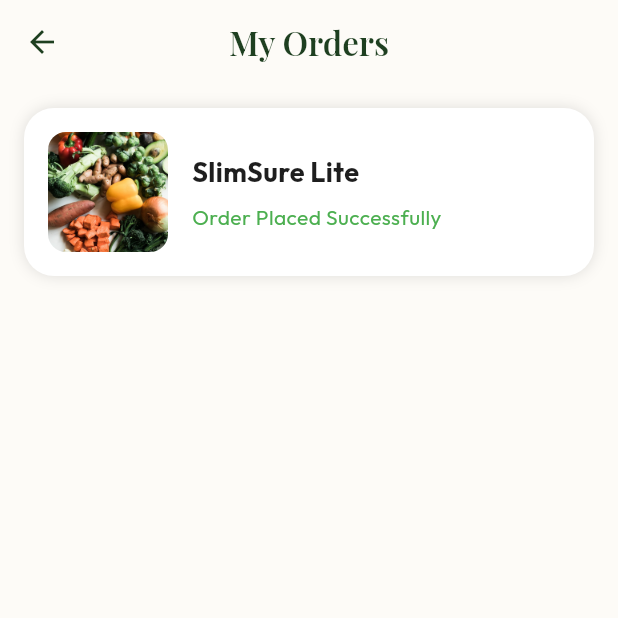
After one commit to adornjim/yesnative.market, a Flutter app: the MyOrdersPage screen opened directly, on a phone screen of 412 x 824 dp, the top half of it. The commit adds this screen. Run offline on Flutter 3.47's test engine with Material 3 defaults, Android fonts, the phone set to English and light mode, and no system bars; our stand-ins replace badges, flutter_animate, flutter_riverpod, go_router, google_fonts, shared_preferences and 2 more; accounts and stored records are empty; network calls fail.

Commit message:
Completed UI updates and navigation changes

```diff
--- a/lib/core/router/app_router.dart
+++ b/lib/core/router/app_router.dart
@@ -40,7 +40,7 @@ final appRouter = GoRouter(
           routes: [
             GoRoute(
               path: '/shop',
-              builder: (context, state) => const ShopScreen(),
+              builder: (context, state) => const ShopScreen(selectedCategory: 'all'),
             ),
           ],
         ),
--- a/lib/screens/about/about_screen.dart
+++ b/lib/screens/about/about_screen.dart
@@ -1,7 +1,6 @@
 import 'package:flutter/material.dart';
 
 
-import '../../core/theme/app_colors.dart';
 import '../../core/theme/app_spacing.dart';
 
 class AboutScreen extends StatelessWidget {
--- a/lib/screens/cart/cart_screen.dart
+++ b/lib/screens/cart/cart_screen.dart
@@ -112,7 +112,7 @@ class CartScreen extends ConsumerWidget {
                             borderRadius: BorderRadius.circular(16),
                             boxShadow: [
                               BoxShadow(
-                                color: Colors.black.withOpacity(0.05),
+                                color: Colors.black.withValues(alpha: 0.05),
                                 blurRadius: 10,
                                 offset: const Offset(0, 4),
                               ),
@@ -135,7 +135,7 @@ class CartScreen extends ConsumerWidget {
                                         child: Center(
                                           child: Text(
                                             item.product.name[0],
-                                            style: TextStyle(color: Theme.of(context).colorScheme.primary.withOpacity(0.3), fontSize: 24, fontWeight: FontWeight.bold),
+                                            style: TextStyle(color: Theme.of(context).colorScheme.primary.withValues(alpha: 0.3), fontSize: 24, fontWeight: FontWeight.bold),
                                           ),
                                         ),
                                       ),
--- a/lib/screens/contact/contact_screen.dart
+++ b/lib/screens/contact/contact_screen.dart
@@ -27,7 +27,7 @@ class ContactScreen extends StatelessWidget {
               child: Container(
                 padding: AppSpacing.edgeInsetsLg,
                 decoration: BoxDecoration(
-                  color: AppColors.whatsappGreen.withOpacity(0.1),
+                  color: AppColors.whatsappGreen.withValues(alpha: 0.1),
                   borderRadius: BorderRadius.circular(16),
                   border: Border.all(color: AppColors.whatsappGreen),
                 ),
--- a/lib/screens/login/login_screen.dart
+++ b/lib/screens/login/login_screen.dart
@@ -1,7 +1,6 @@
 import 'package:flutter/material.dart';
 
 
-import '../../core/theme/app_colors.dart';
 import '../../core/theme/app_spacing.dart';
 
 class LoginScreen extends StatefulWidget {
@@ -47,7 +46,7 @@ class _LoginScreenState extends State<LoginScreen> {
                 borderRadius: BorderRadius.circular(24),
                 boxShadow: [
                   BoxShadow(
-                    color: Colors.black.withOpacity(0.05),
+                    color: Colors.black.withValues(alpha: 0.05),
                     blurRadius: 20,
                     offset: const Offset(0, 10),
                   ),
--- a/lib/screens/onboarding/onboarding_screen.dart
+++ b/lib/screens/onboarding/onboarding_screen.dart
@@ -125,7 +125,7 @@ class _OnboardingScreenState extends State<OnboardingScreen> {
               ),
               boxShadow: [
                 BoxShadow(
-                  color: Colors.black.withOpacity(0.05),
+                  color: Colors.black.withValues(alpha: 0.05),
                   blurRadius: 20,
                   offset: const Offset(0, 10),
                 ),
--- /dev/null
+++ b/lib/screens/profile/my_orders_page.dart
@@ -0,0 +1,73 @@
+import 'package:flutter/material.dart';
+
+class MyOrdersPage extends StatelessWidget {
+  const MyOrdersPage({super.key});
+
+  @override
+  Widget build(BuildContext context) {
+    return Scaffold(
+      appBar: AppBar(
+        title: const Text("My Orders"),
+        centerTitle: true,
+      ),
+      body: ListView(
+        padding: const EdgeInsets.all(16),
+        children: [
+          Container(
+            padding: const EdgeInsets.all(16),
+            margin: const EdgeInsets.only(bottom: 16),
+            decoration: BoxDecoration(
+              color: Colors.white,
+              borderRadius: BorderRadius.circular(20),
+              boxShadow: const [
+                BoxShadow(
+                  color: Colors.black12,
+                  blurRadius: 8,
+                ),
+              ],
+            ),
+            child: Row(
+              children: [
+                ClipRRect(
+                  borderRadius: BorderRadius.circular(12),
+                  child: Image.asset(
+                    'assets/images/prod_1.jpg',
+                    width: 80,
+                    height: 80,
+                    fit: BoxFit.cover,
+                  ),
+                ),
+
+                const SizedBox(width: 16),
+
+                const Expanded(
+                  child: Column(
+                    crossAxisAlignment: CrossAxisAlignment.start,
+                    children: [
+                      Text(
+                        "SlimSure Lite",
+                        style: TextStyle(
+                          fontWeight: FontWeight.bold,
+                          fontSize: 18,
+                        ),
+                      ),
+
+                      SizedBox(height: 8),
+
+                      Text(
+                        "Order Placed Successfully",
+                        style: TextStyle(
+                          color: Colors.green,
+                        ),
+                      ),
+                    ],
+                  ),
+                ),
+              ],
+            ),
+          ),
+        ],
+      ),
+    );
+  }
+}
--- a/lib/widgets/glass_card.dart
+++ b/lib/widgets/glass_card.dart
@@ -26,12 +26,12 @@ class GlassCard extends StatelessWidget {
         child: Container(
           padding: padding,
           decoration: BoxDecoration(
-            color: color ?? Theme.of(context).colorScheme.surface.withOpacity(0.7),
+            color: color ?? Theme.of(context).colorScheme.surface.withValues(alpha: 0.7),
             borderRadius: BorderRadius.circular(borderRadius),
-            border: border ?? Border.all(color: Colors.white.withOpacity(0.2)),
+            border: border ?? Border.all(color: Colors.white.withValues(alpha: 0.2)),
             boxShadow: [
               BoxShadow(
-                color: Colors.black.withOpacity(0.05),
+                color: Colors.black.withValues(alpha: 0.05),
                 blurRadius: 20,
                 offset: const Offset(0, 10),
               ),
--- a/lib/widgets/gradient_image_placeholder.dart
+++ b/lib/widgets/gradient_image_placeholder.dart
@@ -1,5 +1,4 @@
 import 'package:flutter/material.dart';
-import '../core/theme/app_colors.dart';
 
 class GradientImagePlaceholder extends StatelessWidget {
   final double? width;
--- a/lib/widgets/home_hero_carousel.dart
+++ b/lib/widgets/home_hero_carousel.dart
@@ -82,7 +82,7 @@ class _HomeHeroCarouselState extends State<HomeHeroCarousel> {
                         end: Alignment.bottomCenter,
                         colors: [
                           Colors.transparent,
-                          Theme.of(context).scaffoldBackgroundColor.withOpacity(0.8),
+                          Theme.of(context).scaffoldBackgroundColor.withValues(alpha: 0.8),
                           Theme.of(context).scaffoldBackgroundColor,
                         ],
                         stops: const [0.3, 0.7, 1.0],
--- a/lib/widgets/product_card.dart
+++ b/lib/widgets/product_card.dart
@@ -2,7 +2,6 @@ import 'package:flutter/material.dart';
 import 'package:flutter_riverpod/flutter_riverpod.dart';
 import 'package:intl/intl.dart';
 
-import '../core/theme/app_colors.dart';
 import '../core/theme/app_spacing.dart';
 import '../models/product.dart';
 import '../providers/cart_provider.dart';
@@ -179,7 +178,7 @@ class ProductCard extends ConsumerWidget {
 
     return GradientImagePlaceholder(
       child: Center(
-        child: Icon(Icons.shopping_bag_outlined, size: 48, color: Theme.of(context).colorScheme.primary.withOpacity(0.5)),
+        child: Icon(Icons.shopping_bag_outlined, size: 48, color: Theme.of(context).colorScheme.primary.withValues(alpha: 0.5)),
       ),
     );
   }
--- a/lib/widgets/wellness_streak.dart
+++ b/lib/widgets/wellness_streak.dart
@@ -31,7 +31,7 @@ class WellnessStreak extends StatelessWidget {
                   color: isCompleted
                       ? Theme.of(context).colorScheme.primary
                       : isToday
-                          ? Theme.of(context).colorScheme.primary.withOpacity(0.3)
+                          ? Theme.of(context).colorScheme.primary.withValues(alpha: 0.3)
                           : Theme.of(context).colorScheme.surface,
                   border: Border.all(
                     color: isCompleted || isToday
```
Also changed, not shown: lib/screens/checkout/checkout_screen.dart (+11 -5 lines), lib/screens/home/home_screen.dart (+12 -1 lines), lib/screens/notification/notification_page.dart (added, +37 -0 lines), lib/screens/profile/profile_screen.dart (+16 -4 lines), lib/screens/shop/shop_screen.dart (+13 -3 lines), lib/screens/wellness/wellness_screen.dart (+56 -50 lines), lib/widgets/app_scaffold.dart (+0 -7 lines).
